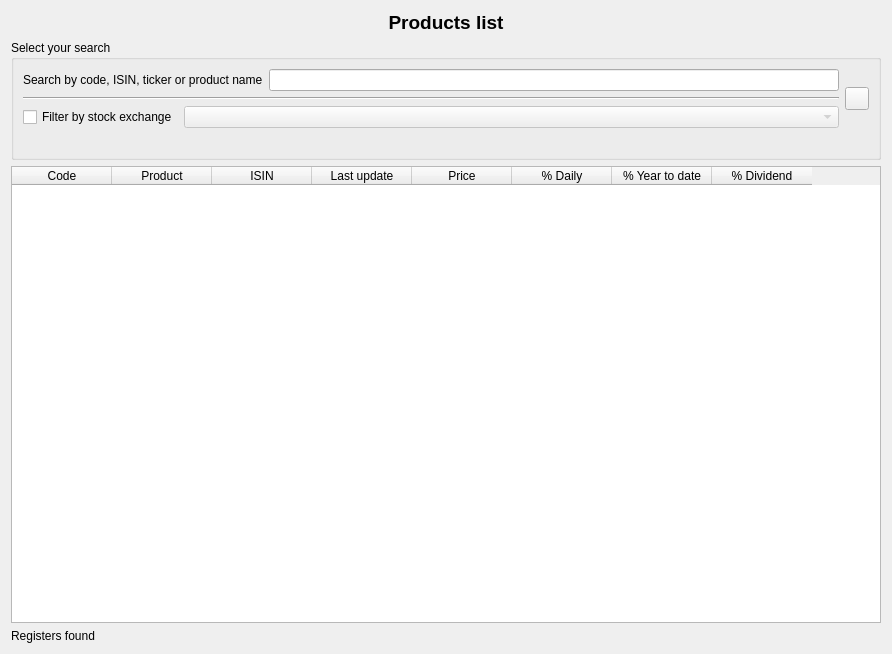
Old version of the form caloriestracker/ui/wdgProducts.ui in the repository turulomio/caloriestracker.
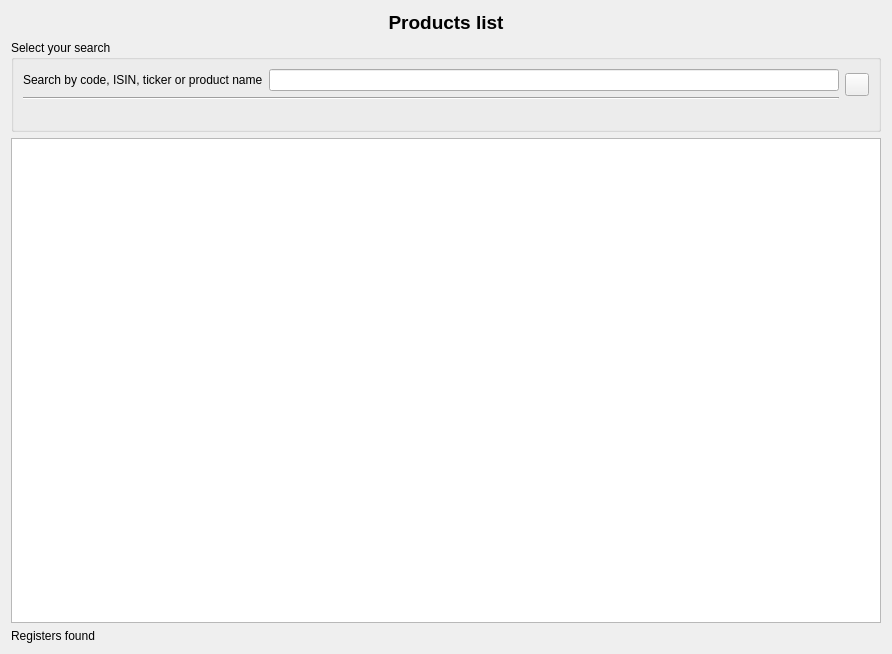
New version of the form. Icons and pictures are not drawn. Custom widgets are drawn as their Qt base class.

Commit message: Added product find widget

Patch:
```diff
--- a/caloriestracker/ui/wdgProducts.ui
+++ b/caloriestracker/ui/wdgProducts.ui
@@ -67,30 +67,6 @@
               </property>
              </widget>
             </item>
-            <item>
-             <layout class="QHBoxLayout" name="horizontalLayout_2">
-              <item>
-               <widget class="QCheckBox" name="chkStockExchange">
-                <property name="sizePolicy">
-                 <sizepolicy hsizetype="Fixed" vsizetype="Fixed">
-                  <horstretch>0</horstretch>
-                  <verstretch>0</verstretch>
-                 </sizepolicy>
-                </property>
-                <property name="text">
-                 <string>Filter by stock exchange</string>
-                </property>
-               </widget>
-              </item>
-              <item>
-               <widget class="QComboBox" name="cmbStockExchange">
-                <property name="enabled">
-                 <bool>false</bool>
-                </property>
-               </widget>
-              </item>
-             </layout>
-            </item>
            </layout>
           </item>
           <item>
@@ -142,46 +118,6 @@
        <attribute name="verticalHeaderVisible">
         <bool>false</bool>
        </attribute>
-       <column>
-        <property name="text">
-         <string>Code</string>
-        </property>
-       </column>
-       <column>
-        <property name="text">
-         <string>Product</string>
-        </property>
-       </column>
-       <column>
-        <property name="text">
-         <string>ISIN</string>
-        </property>
-       </column>
-       <column>
-        <property name="text">
-         <string>Last update</string>
-        </property>
-       </column>
-       <column>
-        <property name="text">
-         <string>Price</string>
-        </property>
-       </column>
-       <column>
-        <property name="text">
-         <string>% Daily</string>
-        </property>
-       </column>
-       <column>
-        <property name="text">
-         <string>% Year to date</string>
-        </property>
-       </column>
-       <column>
-        <property name="text">
-         <string>% Dividend</string>
-        </property>
-       </column>
       </widget>
      </item>
      <item>
```
Left out of the diff: 198 changed lines with no effect on the pictures. The commit also changes 7 other files.
